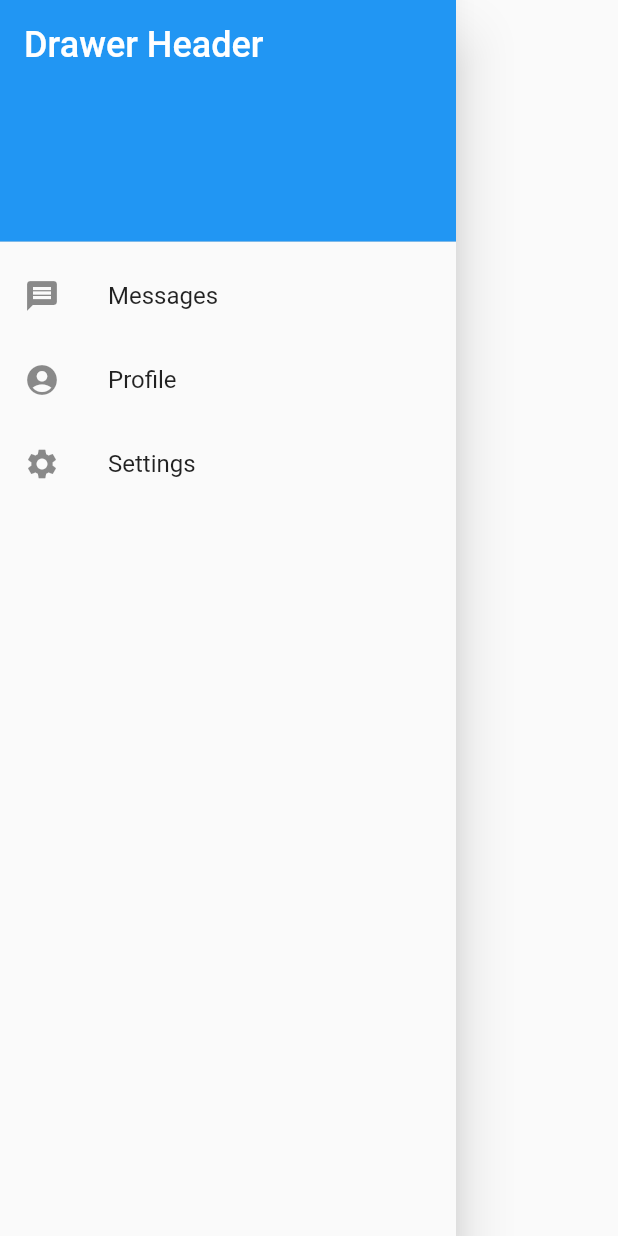
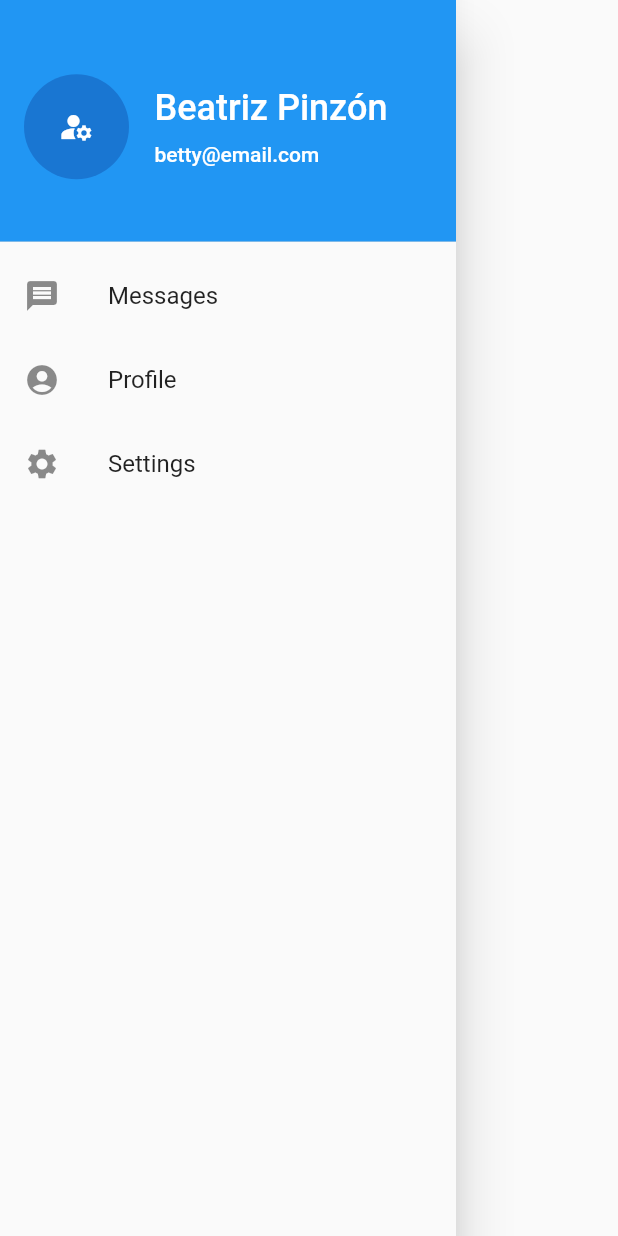
Before and after one commit to SilviaBec/AppUno, a Flutter app: the DrawerWidget widget shown alone on an empty page, opened directly, on a phone screen of 412 x 824 dp. Run offline on Flutter 3.47's test engine with Material 2 defaults, Android fonts, the phone set to English and light mode, and no system bars.

Commit message:
Optimizacion header drawer

```diff
--- a/lib/widgets/drawer.dart
+++ b/lib/widgets/drawer.dart
@@ -8,28 +8,22 @@ class DrawerWidget extends StatelessWidget {
     return Drawer(
     child: ListView(
       padding: EdgeInsets.zero,
-      children: const <Widget>[
+      children: <Widget>[
         DrawerHeader(
-          decoration: BoxDecoration(
+          decoration: const BoxDecoration(
             color: Colors.blue,
           ),
-          child: Text(
-            'Drawer Header',
-            style: TextStyle(
-              color: Colors.white,
-              fontSize: 24,
-            ),
-          ),
+          child: _header(),
         ),
-        ListTile(
+        const ListTile  (
           leading: Icon(Icons.message),
           title: Text('Messages'),
         ),
-        ListTile(
+        const ListTile(
           leading: Icon(Icons.account_circle),
           title: Text('Profile'),
         ),
-        ListTile(
+        const ListTile(
           leading: Icon(Icons.settings),
           title: Text('Settings'),
         ),
@@ -37,4 +31,30 @@ class DrawerWidget extends StatelessWidget {
     ),
   );
   }
+
+  Widget _header(){
+    //Falta: consultar datos cabeza drawer
+    const  image = Icon(Icons.manage_accounts);
+    const  name = "Beatriz Pinzón";
+    const  email = "betty@email.com";
+    return Row(children:  [
+        const CircleAvatar (
+          radius: 35,
+          child: image,
+          ),
+
+        const SizedBox(
+          width: 17,),
+        Column(
+          crossAxisAlignment: CrossAxisAlignment.start,
+          mainAxisSize: MainAxisSize.min,
+          children:const [
+          Text(name, style:  TextStyle(color: Colors.white, fontSize:24),),
+          SizedBox(
+            height: 9,
+          ),
+          Text(email, style:  TextStyle(color: Colors.white),),
+        ],)
+      ],);
+  }
 }
```
